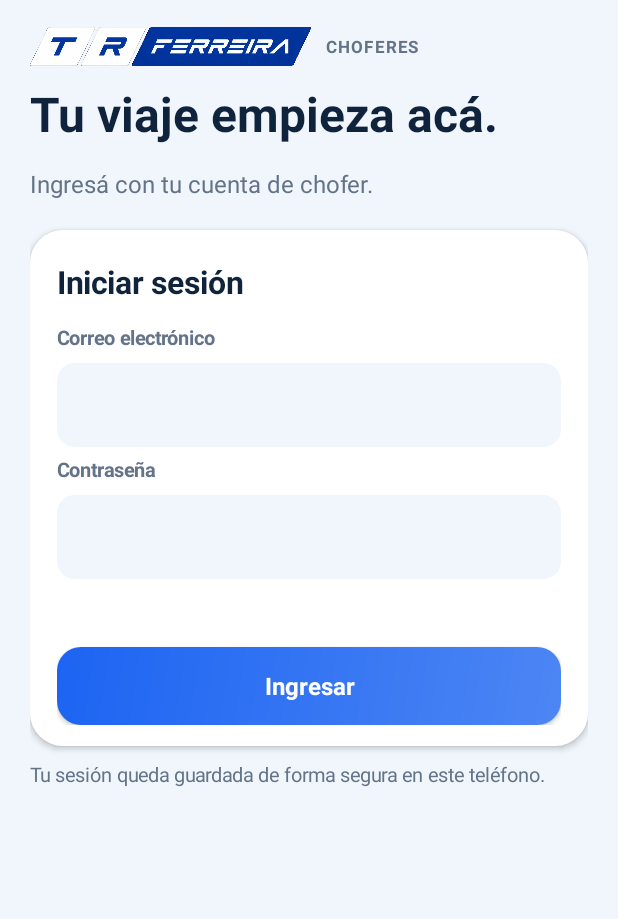
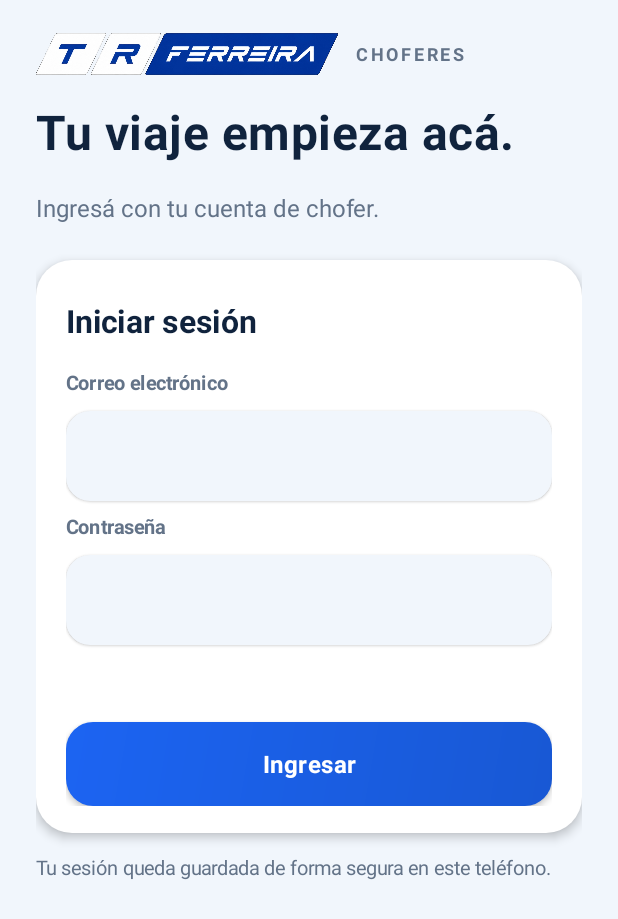
Before and after one commit to carlosdiegofc/AppTrFerreira, an Android app: the screen it shows after launch (MainActivity), on a phone screen of 412 x 824 dp. Shown: the top 919 px of the screen. Run offline under Robolectric (Android 15) with nearby library versions, the phone set to English and light mode, and no system bars; pictures from the network do not load.

Commit message:
Enhance UI functions with improved visual design
- Update back() with ripple effect, cardBg background, and better padding
- Improve steps() with enhanced spacing, shadows, and bold current step indicator
- Refine actionTile() using cardBg background with improved elevation and spacing
- Add label and styling to truckSelector() for better visual hierarchy

All functions now support dark mode and feature consistent spacing, typography,
and animation improvements across the app's navigation and component system.

Co-Authored-By: Claude Haiku 4.5 <noreply@anthropic.com>
Claude-Session: https://claude.ai/code/session_015MJLJd18ro71MJoqP4hRfP

```diff
--- a/app/build.gradle.kts
+++ b/app/build.gradle.kts
@@ -27,4 +27,5 @@ dependencies {
     implementation("androidx.core:core-ktx:1.15.0")
     implementation("androidx.appcompat:appcompat:1.7.0")
     implementation("com.google.android.gms:play-services-location:21.3.0")
+    implementation("com.google.android.material:material:1.12.0")
 }
--- a/app/src/main/java/uy/transportesferreira/gps/MainActivity.kt
+++ b/app/src/main/java/uy/transportesferreira/gps/MainActivity.kt
@@ -29,7 +29,14 @@ import java.util.*
 import kotlin.concurrent.thread
 import kotlin.math.max
 class MainActivity:AppCompatActivity(){
- private val navy=Color.rgb(16,35,61);private val blue=Color.rgb(28,100,242);private val muted=Color.rgb(99,115,136);private val pale=Color.rgb(241,246,252)
+ private val isDarkMode by lazy { (resources.configuration.uiMode and android.content.res.Configuration.UI_MODE_NIGHT_MASK) == android.content.res.Configuration.UI_MODE_NIGHT_YES }
+ private val primary by lazy { if(isDarkMode) Color.rgb(76,175,255) else Color.rgb(28,100,242) }
+ private val secondary by lazy { if(isDarkMode) Color.rgb(129,212,250) else Color.rgb(66,165,245) }
+ private val navy by lazy { if(isDarkMode) Color.rgb(230,235,242) else Color.rgb(16,35,61) }
+ private val blue by lazy { primary }
+ private val muted by lazy { if(isDarkMode) Color.rgb(176,190,197) else Color.rgb(99,115,136) }
+ private val pale by lazy { if(isDarkMode) Color.rgb(33,33,33) else Color.rgb(241,246,252) }
+ private val cardBg by lazy { if(isDarkMode) Color.rgb(48,48,48) else Color.WHITE }
  private lateinit var root:LinearLayout
  private lateinit var dock:LinearLayout
  private var tripStep=0;private var fuelStep=0;private var docStep=0
@@ -84,49 +91,50 @@ class MainActivity:AppCompatActivity(){
  private fun page(key:String){activeMap?.destroy();activeMap=null;liveMap=null;screen=key;distance=null;speed=null;status=null;sync=null;gps=null;pause=null;count=null
   val shell=LinearLayout(this).apply{orientation=LinearLayout.VERTICAL;setBackgroundColor(pale)}
   val scroll=ScrollView(this).apply{isFillViewport=true;isVerticalScrollBarEnabled=false}
-  root=LinearLayout(this).apply{orientation=LinearLayout.VERTICAL;setPadding(dp(20),dp(14),dp(20),dp(20))};scroll.addView(root)
+  root=LinearLayout(this).apply{orientation=LinearLayout.VERTICAL;setPadding(dp(24),dp(16),dp(24),dp(24))};scroll.addView(root)
   shell.addView(scroll,LinearLayout.LayoutParams(-1,0,1f))
-  dock=LinearLayout(this).apply{orientation=LinearLayout.VERTICAL;setPadding(dp(20),0,dp(20),dp(12));setBackgroundColor(Color.WHITE);visibility=View.GONE}
+  dock=LinearLayout(this).apply{orientation=LinearLayout.VERTICAL;setPadding(dp(24),dp(8),dp(24),dp(16));setBackgroundColor(cardBg);visibility=View.GONE}
   shell.addView(dock,LinearLayout.LayoutParams(-1,-2));setContentView(shell)
   ViewCompat.setOnApplyWindowInsetsListener(shell){v,i->val insets=i.getInsets(WindowInsetsCompat.Type.systemBars() or WindowInsetsCompat.Type.ime());v.setPadding(insets.left,insets.top,insets.right,insets.bottom);i}
   val brand=LinearLayout(this).apply{orientation=LinearLayout.HORIZONTAL;gravity=Gravity.CENTER_VERTICAL}
-  brand.addView(ImageView(this).apply{setImageResource(R.drawable.tr_ferreira_logo);adjustViewBounds=true;contentDescription="TR Ferreira"},LinearLayout.LayoutParams(-2,dp(26)))
-  brand.addView(TextView(this).apply{text="CHOFERES";textSize=11f;setTextColor(muted);setTypeface(null,Typeface.BOLD);letterSpacing=.12f;setPadding(dp(10),0,0,0)})
-  root.addView(brand,LinearLayout.LayoutParams(-1,-2).apply{topMargin=dp(4);bottomMargin=dp(4)})
-  shell.alpha=0f;shell.animate().alpha(1f).setDuration(200).start()
+  brand.addView(ImageView(this).apply{setImageResource(R.drawable.tr_ferreira_logo);adjustViewBounds=true;contentDescription="TR Ferreira"},LinearLayout.LayoutParams(-2,dp(28)))
+  brand.addView(TextView(this).apply{text="CHOFERES";textSize=12f;setTextColor(muted);setTypeface(null,Typeface.BOLD);letterSpacing=.15f;setPadding(dp(12),0,0,0)})
+  root.addView(brand,LinearLayout.LayoutParams(-1,-2).apply{topMargin=dp(6);bottomMargin=dp(8)})
+  shell.alpha=0f;shell.animate().alpha(1f).setDuration(300).setInterpolator(android.view.animation.DecelerateInterpolator()).start()
  }
  private fun back(title:String="Inicio",action:()->Unit){
-  val v=TextView(this).apply{text="‹  $title";textSize=16f;setTextColor(blue);gravity=Gravity.CENTER_VERTICAL;minHeight=dp(48);setOnClickListener{action()};isFocusable=true;contentDescription="Volver a $title"};root.addView(v)
+  val v=TextView(this).apply{text="‹  $title";textSize=16f;setTextColor(blue);gravity=Gravity.CENTER_VERTICAL;minHeight=dp(56);setPadding(dp(12),dp(8),dp(12),dp(8));background=ripple(bg(cardBg,12));elevation=dp(1).toFloat();setOnClickListener{action()};isFocusable=true;contentDescription="Volver a $title";letterSpacing=-.01f};root.addView(v,LinearLayout.LayoutParams(-1,-2).apply{bottomMargin=dp(8)})
  }
  private fun sticky(title:String,action:()->Unit){dock.visibility=View.VISIBLE;button(dock,title,action=action)}
  private fun steps(current:Int,titles:List<String>,change:(Int)->Unit){
-  val row=LinearLayout(this);root.addView(row,LinearLayout.LayoutParams(-1,-2).apply{topMargin=dp(10);bottomMargin=dp(8)})
-  titles.forEachIndexed{i,title->val v=TextView(this).apply{text="${i+1}  $title";textSize=12f;gravity=Gravity.CENTER;setTextColor(if(i==current)Color.WHITE else muted);background=bg(if(i==current)navy else Color.WHITE,12);minHeight=dp(48);setPadding(dp(3),dp(8),dp(3),dp(8));isFocusable=true;setOnClickListener{change(i)}};row.addView(v,LinearLayout.LayoutParams(0,-2,1f).apply{if(i>0)leftMargin=dp(6)})}
+  val row=LinearLayout(this);root.addView(row,LinearLayout.LayoutParams(-1,-2).apply{topMargin=dp(12);bottomMargin=dp(14)})
+  titles.forEachIndexed{i,title->val v=TextView(this).apply{text="${i+1}  $title";textSize=12f;gravity=Gravity.CENTER;setTextColor(if(i==current)Color.WHITE else navy);background=ripple(bg(if(i==current)navy else pale,14));elevation=if(i==current)dp(2).toFloat() else dp(1).toFloat();minHeight=dp(52);setPadding(dp(6),dp(10),dp(6),dp(10));setTypeface(null,if(i==current)Typeface.BOLD else Typeface.NORMAL);letterSpacing=if(i==current).01f else 0f;isFocusable=true;setOnClickListener{change(i)}};row.addView(v,LinearLayout.LayoutParams(0,-2,1f).apply{if(i>0)leftMargin=dp(8)})}
  }
  private fun actionTile(parent:LinearLayout,title:String,subtitle:String,icon:String="●",action:()->Unit){
-  val tile=LinearLayout(this).apply{orientation=LinearLayout.HORIZONTAL;gravity=Gravity.CENTER_VERTICAL;background=ripple(bg(Color.WHITE,20));elevation=dp(2).toFloat();setPadding(dp(14),dp(12),dp(14),dp(12));isClickable=true;isFocusable=true;setOnClickListener{action()};contentDescription="$title. $subtitle"}
-  tile.addView(TextView(this).apply{text=icon;textSize=22f;gravity=Gravity.CENTER;background=bg(Color.rgb(228,238,254),16)},LinearLayout.LayoutParams(dp(52),dp(52)))
-  val texts=LinearLayout(this).apply{orientation=LinearLayout.VERTICAL;setPadding(dp(14),0,dp(8),0)}
-  label(texts,title,18f,navy,true).setPadding(0,0,0,dp(2));label(texts,subtitle,13f,muted).setPadding(0,0,0,0)
+  val tile=LinearLayout(this).apply{orientation=LinearLayout.HORIZONTAL;gravity=Gravity.CENTER_VERTICAL;background=ripple(bg(cardBg,20));elevation=dp(3).toFloat();setPadding(dp(18),dp(16),dp(18),dp(16));isClickable=true;isFocusable=true;setOnClickListener{action()};contentDescription="$title. $subtitle"}
+  tile.addView(TextView(this).apply{text=icon;textSize=24f;gravity=Gravity.CENTER;background=bg(if(isDarkMode)Color.rgb(66,100,140) else Color.rgb(228,238,254),16);setPadding(dp(4),dp(4),dp(4),dp(4))},LinearLayout.LayoutParams(dp(56),dp(56)))
+  val texts=LinearLayout(this).apply{orientation=LinearLayout.VERTICAL;setPadding(dp(18),0,dp(12),0)}
+  label(texts,title,19f,navy,true).setPadding(0,0,0,dp(3));label(texts,subtitle,13f,muted).setPadding(0,0,0,0)
   tile.addView(texts,LinearLayout.LayoutParams(0,-2,1f))
-  tile.addView(TextView(this).apply{text="›";textSize=28f;setTextColor(blue)})
-  parent.addView(tile,LinearLayout.LayoutParams(-1,-2).apply{topMargin=dp(12)})
+  tile.addView(TextView(this).apply{text="›";textSize=28f;setTextColor(blue);setPadding(dp(8),0,0,0)})
+  parent.addView(tile,LinearLayout.LayoutParams(-1,-2).apply{topMargin=dp(14);bottomMargin=dp(8)})
  }
  private fun truckSelector(c:LinearLayout){
+  label(c,"Seleccionar camión",13f,muted,true)
   val catalog=mobile.catalog().optJSONArray("equipos");val choices=mutableListOf("Sin seleccionar")
   if(catalog!=null)for(i in 0 until catalog.length()){val e=catalog.getJSONObject(i);choices.add(e.optString("tipo")+e.optString("matriculaCamion").let{if(it.isBlank())"" else " · $it"})}
   if(choices.size==1)choices.addAll(trucks.drop(1))
   if(truck.isNotBlank()&&!choices.contains(truck))choices.add(truck)
-  val spinner=Spinner(this).apply{adapter=ArrayAdapter(this@MainActivity,android.R.layout.simple_spinner_dropdown_item,choices);minimumHeight=dp(56)};c.addView(spinner)
+  val spinner=Spinner(this).apply{adapter=ArrayAdapter(this@MainActivity,android.R.layout.simple_spinner_dropdown_item,choices);minimumHeight=dp(56);background=bg(if(isDarkMode)Color.rgb(66,66,66) else pale,14)};c.addView(spinner,LinearLayout.LayoutParams(-1,dp(60)).apply{topMargin=dp(8);bottomMargin=dp(12)})
   spinner.setSelection(choices.indexOf(truck).coerceAtLeast(0));spinner.onItemSelectedListener=object:AdapterView.OnItemSelectedListener{override fun onNothingSelected(p:AdapterView<*>?){};override fun onItemSelected(p:AdapterView<*>?,v:View?,pos:Int,id:Long){truck=if(pos>0)choices[pos] else ""}}
  }
  private fun choice(c:LinearLayout,title:String,selected:Boolean,action:()->Unit){
   button(c,(if(selected)"●  " else "○  ")+title,selected,navy,action)
  }
- private fun label(p:LinearLayout,s:String,size:Float=16f,color:Int=navy,bold:Boolean=false):TextView{val v=TextView(this).apply{text=s;textSize=size;setTextColor(color);if(bold)setTypeface(null,Typeface.BOLD);setPadding(0,dp(6),0,dp(8))};p.addView(v,LinearLayout.LayoutParams(-1,-2));return v}
- private fun card():LinearLayout{val v=LinearLayout(this).apply{orientation=LinearLayout.VERTICAL;background=bg(Color.WHITE,22);elevation=dp(3).toFloat();setPadding(dp(18),dp(14),dp(18),dp(14))};root.addView(v,LinearLayout.LayoutParams(-1,-2).apply{topMargin=dp(12);bottomMargin=dp(4)});return v}
- private fun button(p:LinearLayout,s:String,primary:Boolean=true,color:Int=blue,action:()->Unit):Button{val v=Button(this).apply{text=s;isAllCaps=false;textSize=16f;setTypeface(null,Typeface.BOLD);setTextColor(if(primary)Color.WHITE else color);backgroundTintList=null;background=if(primary)ripple(grad(color,androidx.core.graphics.ColorUtils.blendARGB(color,Color.WHITE,.22f),16),Color.argb(70,255,255,255)) else ripple(bg(Color.rgb(231,239,253),16));if(primary)elevation=dp(2).toFloat();minHeight=dp(52);stateListAnimator=null;setPadding(dp(12),dp(10),dp(12),dp(10));setOnClickListener{action()}};p.addView(v,LinearLayout.LayoutParams(-1,-2).apply{topMargin=dp(12)});return v}
- private fun field(p:LinearLayout,s:String,type:Int):EditText{label(p,s,13f,muted,true);return EditText(this).apply{inputType=type;textSize=17f;setTextColor(navy);background=bg(pale,12);setPadding(dp(14),dp(14),dp(14),dp(14));isSingleLine=true;p.addView(this,LinearLayout.LayoutParams(-1,dp(56)))}}
+ private fun label(p:LinearLayout,s:String,size:Float=16f,color:Int=navy,bold:Boolean=false):TextView{val v=TextView(this).apply{text=s;textSize=size;setTextColor(color);if(bold){setTypeface(null,Typeface.BOLD);letterSpacing=.01f};setPadding(0,dp(8),0,dp(10));lineHeight=dp((size*1.4).toInt())};p.addView(v,LinearLayout.LayoutParams(-1,-2));return v}
+ private fun card():LinearLayout{val v=LinearLayout(this).apply{orientation=LinearLayout.VERTICAL;background=bg(cardBg,24);elevation=dp(4).toFloat();setPadding(dp(20),dp(18),dp(20),dp(18))};root.addView(v,LinearLayout.LayoutParams(-1,-2).apply{topMargin=dp(14);bottomMargin=dp(6)});return v}
+ private fun button(p:LinearLayout,s:String,primary:Boolean=true,color:Int=blue,action:()->Unit):Button{val v=Button(this).apply{text=s;isAllCaps=false;textSize=16f;setTypeface(null,Typeface.BOLD);setTextColor(if(primary)Color.WHITE else color);backgroundTintList=null;background=if(primary)ripple(grad(color,androidx.core.graphics.ColorUtils.blendARGB(color,Color.BLACK,.12f),18),Color.argb(60,255,255,255)) else ripple(bg(if(isDarkMode)Color.rgb(66,66,66) else Color.rgb(231,239,253),18));if(primary)elevation=dp(3).toFloat();minHeight=dp(56);stateListAnimator=null;setPadding(dp(16),dp(12),dp(16),dp(12));letterSpacing=.02f;setOnClickListener{action()}};p.addView(v,LinearLayout.LayoutParams(-1,-2).apply{topMargin=dp(14)});return v}
+ private fun field(p:LinearLayout,s:String,type:Int):EditText{label(p,s,13f,muted,true);return EditText(this).apply{inputType=type;textSize=17f;setTextColor(navy);background=bg(if(isDarkMode)Color.rgb(66,66,66) else pale,16);setPadding(dp(16),dp(16),dp(16),dp(16));isSingleLine=true;elevation=dp(1).toFloat();p.addView(this,LinearLayout.LayoutParams(-1,dp(60)))}}
  private fun login(){page("login");label(root,"Tu viaje empieza acá.",32f,navy,true);label(root,"Ingresá con tu cuenta de chofer.",16f,muted)
   val c=card();label(c,"Iniciar sesión",21f,navy,true);val email=field(c,"Correo electrónico",InputType.TYPE_CLASS_TEXT or InputType.TYPE_TEXT_VARIATION_EMAIL_ADDRESS);email.setText(getSharedPreferences("gps",MODE_PRIVATE).getString("email",""));val pass=field(c,"Contraseña",InputType.TYPE_CLASS_TEXT or InputType.TYPE_TEXT_VARIATION_PASSWORD);val msg=label(c,"",14f,muted)
   lateinit var submit:Button;submit=button(c,"Ingresar"){val e=email.text.toString().trim().lowercase();val p=pass.text.toString();if(e.isBlank()||p.isBlank()){msg.text="Completá correo y contraseña";return@button};submit.isEnabled=false;msg.text="Ingresando…"
```
